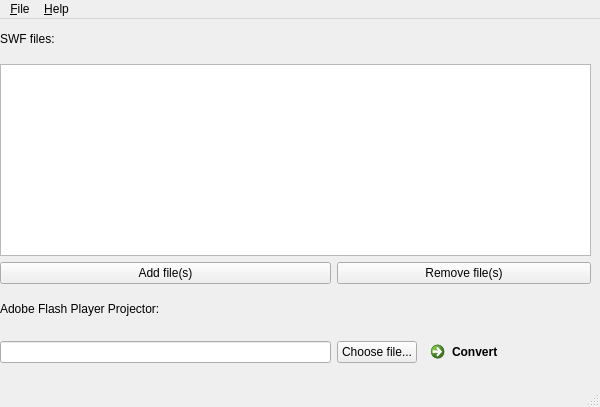
This is forms/form.ui in MangaD/swf-to-exe as Qt 5 draws it before an edit. The edited form follows.
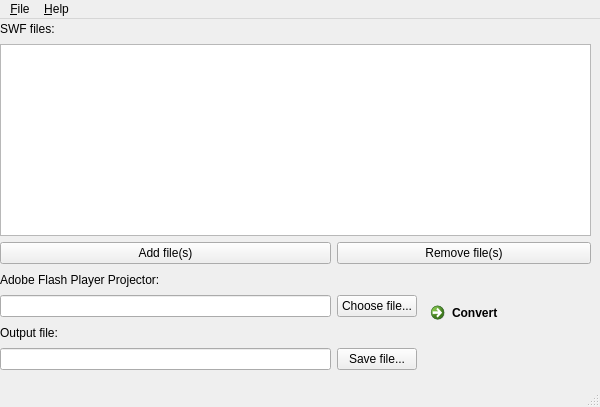
This is the edited form. Icons and pictures are not drawn.

Commit message: Select output file dialog.

Diff of the .ui file:
```diff
--- a/forms/form.ui
+++ b/forms/form.ui
@@ -43,6 +43,13 @@
      </rect>
     </property>
     <layout class="QGridLayout" name="gridLayout">
+     <item row="7" column="0">
+      <widget class="QLabel" name="label_3">
+       <property name="text">
+        <string>Output file:</string>
+       </property>
+      </widget>
+     </item>
      <item row="0" column="0">
       <widget class="QLabel" name="label_2">
        <property name="text">
@@ -84,7 +91,27 @@
        </property>
       </widget>
      </item>
-     <item row="6" column="2">
+     <item row="1" column="0" rowspan="3" colspan="3">
+      <widget class="QListWidget" name="swfList">
+       <property name="acceptDrops">
+        <bool>true</bool>
+       </property>
+       <property name="selectionMode">
+        <enum>QAbstractItemView::MultiSelection</enum>
+       </property>
+      </widget>
+     </item>
+     <item row="8" column="0">
+      <widget class="QLineEdit" name="outFileLineEdit"/>
+     </item>
+     <item row="8" column="1">
+      <widget class="QPushButton" name="saveFileBtn">
+       <property name="text">
+        <string>Save file...</string>
+       </property>
+      </widget>
+     </item>
+     <item row="6" column="2" rowspan="3">
       <widget class="QCommandLinkButton" name="commandLinkButton">
        <property name="text">
         <string>Convert</string>
```
Left out of the diff: 24 changed lines with no effect on the pictures. The commit also changes 1 other file.
